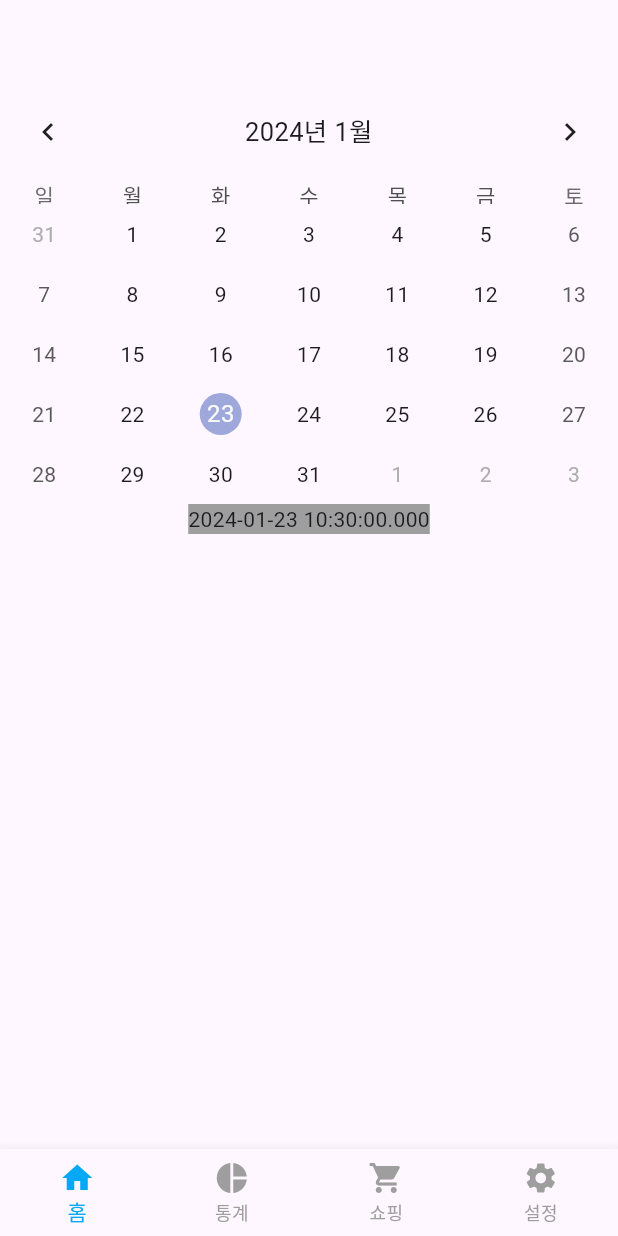
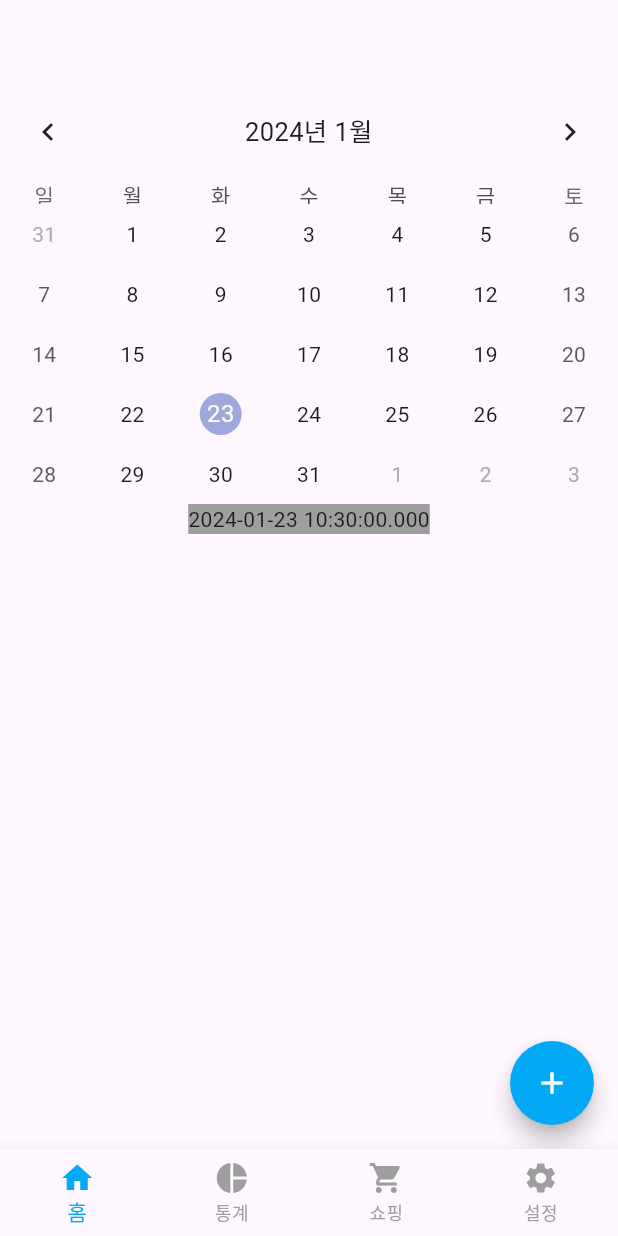
Before and after one commit to tmdeh/pocket-money-management, a Flutter app: the screen it shows after launch, on a phone screen of 412 x 824 dp. Run offline on Flutter 3.47's test engine with Material 3 defaults, Android fonts, the phone set to English and light mode, and no system bars; drawn by our look-alikes of table_calendar; our stand-ins replace drift, freezed_annotation, get_it, go_router, injectable, sqlite3_flutter_libs; missing offline and left inert: sqlite3; accounts and stored records are empty; generated files the repository leaves out were written again.

Commit message:
추가화면 기초 작업

```diff
--- a/lib/presentation/screens/home/home_screen.dart
+++ b/lib/presentation/screens/home/home_screen.dart
@@ -1,4 +1,5 @@
 import 'package:flutter/material.dart';
+import 'package:go_router/go_router.dart';
 import 'package:pocket_money_management_app/presentation/screens/home/calender_event.dart';
 import 'package:pocket_money_management_app/presentation/screens/home/home_view_model.dart';
 import 'package:provider/provider.dart';
@@ -13,6 +14,13 @@ class HomeScreen extends StatelessWidget {
     final state = viewModel.state;
 
     return Scaffold(
+      floatingActionButton: FloatingActionButton(
+        onPressed: () => context.push('/home/add'),
+        backgroundColor: Theme.of(context).primaryColor,
+        foregroundColor: Colors.white,
+        shape: const CircleBorder(),
+        child: const Icon(Icons.add),
+      ),
       body: Column(
         children: [
           Flexible(
--- a/lib/router.dart
+++ b/lib/router.dart
@@ -1,6 +1,8 @@
 import 'package:flutter/material.dart';
 import 'package:go_router/go_router.dart';
 import 'package:pocket_money_management_app/di/setup.dart';
+import 'package:pocket_money_management_app/presentation/screens/home/add_record/add_record_screen.dart';
+import 'package:pocket_money_management_app/presentation/screens/home/add_record/add_record_view_model.dart';
 import 'package:pocket_money_management_app/presentation/screens/home/home_screen.dart';
 import 'package:pocket_money_management_app/presentation/screens/home/home_view_model.dart';
 import 'package:pocket_money_management_app/presentation/screens/settings.dart';
@@ -54,6 +56,16 @@ final router = GoRouter(
             routes: <RouteBase>[
               GoRoute(
                   path: '/home',
+                  routes: [
+                    GoRoute(
+                      path: 'add',
+                      builder: (BuildContext context, GoRouterState state) =>
+                      ChangeNotifierProvider(
+                        create: (_) => getIt<AddRecordViewModel>(),
+                        child: const AddRecordScreen(),
+                      )
+                    ),
+                  ],
                   builder: (BuildContext context, GoRouterState state) =>
                       ChangeNotifierProvider(
                         create: (_) => getIt<HomeViewModel>(),
```
Also changed, not shown: lib/presentation/screens/home/add_record/AddRecordState.dart (added, +10 -0 lines), lib/presentation/screens/home/add_record/add_record_screen.dart (added, +19 -0 lines), lib/presentation/screens/home/add_record/add_record_view_model.dart (added, +17 -0 lines).
